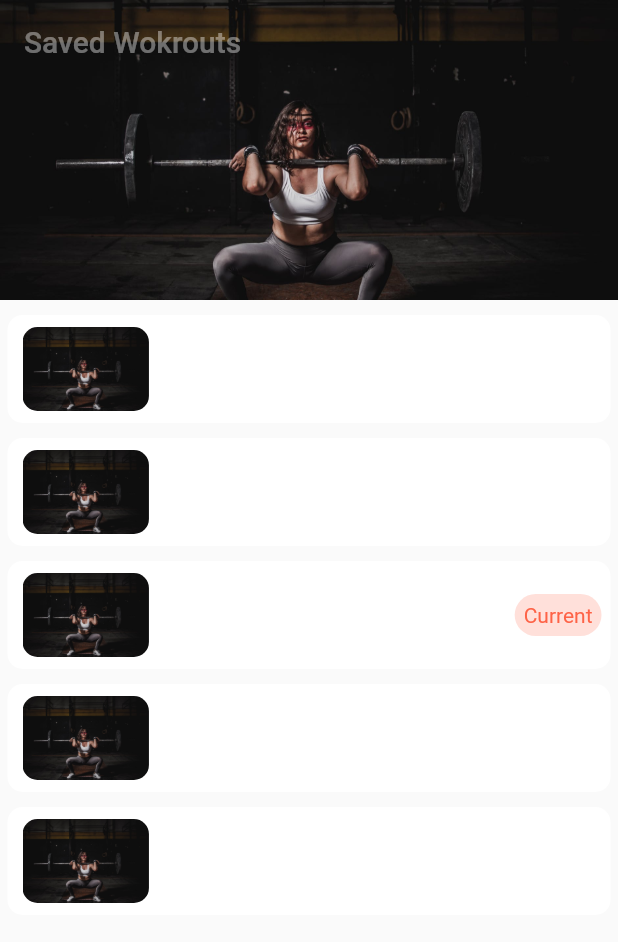
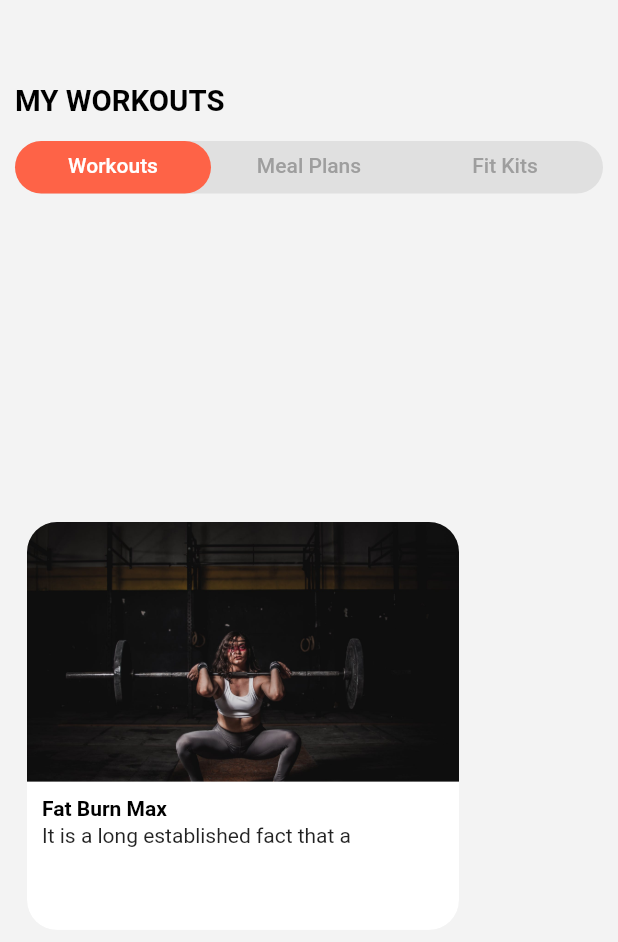
Before and after one commit to ColtonDevAcc/FitStack.ioApp-depricated, a Flutter app: the SavedView screen opened directly, on a phone screen of 412 x 824 dp. Shown: the top 942 px of the screen. Run offline on Flutter 3.47's test engine with Material 2 defaults, Android fonts, the phone set to English and light mode, and no system bars; our stand-ins replace cloud_firestore, firebase_auth, firebase_core, flutter_svg, line_icons and 1 more; missing offline and left inert: chart_sparkline, dart:ffi, textfield_tags; accounts and stored records are empty.

Commit message:
saved view

```diff
--- a/lib/views/mainView.dart
+++ b/lib/views/mainView.dart
@@ -4,7 +4,6 @@
 import 'package:chart_sparkline/chart_sparkline.dart';
 import 'package:flutter/cupertino.dart';
 import 'package:flutter/material.dart';
-import 'package:flutter_speed_dial/flutter_speed_dial.dart';
 import 'package:line_icons/line_icons.dart';
 import 'package:workify/controllers/currentUser.dart';
 import 'package:workify/theme/theme.dart';
@@ -13,8 +12,6 @@
 import 'package:workify/views/saved/savedView.dart';
 import 'package:workify/views/startWorkout/startWorkoutView.dart';
 import 'package:workify/views/trainer/trainerView.dart';
-import 'package:workify/widgets/addMealEntry.dart';
-import 'package:workify/widgets/addWorkoutFAB.dart';
 
 class MainView extends StatefulWidget {
   const MainView({Key? key}) : super(key: key);
--- a/lib/views/mealPlan/mealPlanView.dart
+++ b/lib/views/mealPlan/mealPlanView.dart
@@ -1,6 +1,5 @@
 import 'package:cloud_firestore/cloud_firestore.dart';
 import 'package:flutter/material.dart';
-import 'package:line_icons/line_icon.dart';
 import 'package:line_icons/line_icons.dart';
 import 'package:workify/controllers/authServices.dart';
 import 'package:workify/theme/theme.dart';
@@ -74,7 +73,7 @@
                         icon: LineIcons.prescriptionBottle,
                         color: Colors.green,
                         label: 'Vitamin D',
-                        data: 900,
+                        data: 35,
                       ),
                     ],
                   ),
@@ -85,13 +84,13 @@
                         icon: LineIcons.prescriptionBottle,
                         color: Colors.blue.shade900,
                         label: 'Vitamin A',
-                        data: 900,
+                        data: 3,
                       ),
                       statsForConsumption(
                         icon: LineIcons.prescriptionBottle,
                         color: Colors.red.shade300,
                         label: 'Vitamin E',
-                        data: 900,
+                        data: 44,
                       ),
                     ],
                   ),
@@ -102,13 +101,13 @@
                         icon: LineIcons.prescriptionBottle,
                         color: Colors.orange.shade700,
                         label: 'Vitamin C',
-                        data: 900,
+                        data: 6,
                       ),
                       statsForConsumption(
                         icon: LineIcons.drumstickWithBiteTakenOut,
                         color: Colors.blue.shade900,
                         label: 'Protein',
-                        data: 900,
+                        data: 80,
                       ),
                     ],
                   ),
--- a/lib/views/saved/savedView.dart
+++ b/lib/views/saved/savedView.dart
@@ -2,95 +2,150 @@
 import 'package:flutter/material.dart';
 import 'package:workify/theme/theme.dart';
 
-class SavedView extends StatelessWidget {
+class SavedView extends StatefulWidget {
   const SavedView({Key? key}) : super(key: key);
 
   @override
+  _SavedViewState createState() => _SavedViewState();
+}
+
+class _SavedViewState extends State<SavedView> {
+  @override
   Widget build(BuildContext context) {
-    return CustomScrollView(
-      slivers: [
-        SliverAppBar(
-          floating: false,
-          pinned: true,
-          expandedHeight: 200,
-          title: Text('Saved Wokrouts',
-              style: TextStyle(color: Apptheme.mainTextColor)),
-          flexibleSpace: FlexibleSpaceBar(
-              background:
-                  Image.asset('assets/images/gymGirl.png', fit: BoxFit.cover)),
+    return Scaffold(
         backgroundColor: Apptheme.mainBackgroundColor,
+        body: DefaultTabController(
+          length: 3,
+          child: Padding(
+            padding: const EdgeInsets.fromLTRB(10, 0, 10, 0),
+            child: Column(
+              mainAxisAlignment: MainAxisAlignment.start,
+              crossAxisAlignment: CrossAxisAlignment.start,
+              children: [
+                SizedBox(height: AppBar().preferredSize.height),
+                Text(
+                  'MY WORKOUTS',
+                  textScaleFactor: 1.4,
+                  style: TextStyle(
+                    color: Colors.black,
+                    fontWeight: FontWeight.bold,
                   ),
-        SliverList(
-          delegate: SliverChildListDelegate(
-            [
-              savedWokrouts(
-                  planTitle: 'BroSplit',
-                  planSubtitle: '7 workouts lasting 2 hours a piece',
-                  current: false),
-              savedWokrouts(
-                  planTitle: 'BroSplit',
-                  planSubtitle: '7 workouts lasting 2 hours a piece',
-                  current: false),
-              savedWokrouts(
-                  planTitle: 'BroSplit',
-                  planSubtitle: '7 workouts lasting 2 hours a piece',
-                  current: true),
-              savedWokrouts(
-                  planTitle: 'BroSplit',
-                  planSubtitle: '7 workouts lasting 2 hours a piece',
-                  current: false),
-              savedWokrouts(
-                  planTitle: 'BroSplit',
-                  planSubtitle: '7 workouts lasting 2 hours a piece',
-                  current: false),
+                ),
+                SizedBox(height: 15),
+                Container(
+                  height: 35,
+                  decoration: BoxDecoration(
+                    color: Colors.grey[300],
+                    borderRadius: BorderRadius.circular(
+                      25.0,
+                    ),
+                  ),
+                  child: TabBar(
+                    // give the indicator a decoration (color and border radius)
+                    indicator: BoxDecoration(
+                      borderRadius: BorderRadius.circular(
+                        25.0,
+                      ),
+                      color: Apptheme.mainButonColor,
+                    ),
+                    labelColor: Colors.white,
+                    unselectedLabelColor: Colors.grey,
+                    tabs: [
+                      // first tab [you can add an icon using the icon property]
+                      Tab(
+                        text: 'Workouts',
+                      ),
+                      // second tab [you can add an icon using the icon property]
+                      Tab(
+                        text: 'Meal Plans',
+                      ),
+                      Tab(
+                        text: 'Fit Kits',
+                      ),
                     ],
+                  ),
+                ),
+                SizedBox(height: 15),
+                Expanded(
+                  child: Padding(
+                    padding: const EdgeInsets.all(8.0),
+                    child: TabBarView(
+                      children: [
+                        savedWorkoutCards(context: context),
+                        Text('data'),
+                        Text('data'),
+                      ],
+                    ),
                   ),
                 )
               ],
-    );
+            ),
+          ),
+        ));
   }
 }
 
-Padding savedWokrouts(
-    {planTitle: String, planSubtitle: String, current: bool}) {
+savedWorkouts() {
+  return Column();
+}
+
+savedWorkoutCards({context: BuildContext}) {
   return Padding(
-    padding: const EdgeInsets.fromLTRB(5, 10, 5, 0),
+    padding: const EdgeInsets.fromLTRB(0, 0, 10, 0),
+    child: Row(
+      children: [
+        ClipRRect(
+          borderRadius: BorderRadius.circular(20),
           child: Container(
             decoration: BoxDecoration(
-          borderRadius: BorderRadius.circular(10),
-          color: Apptheme.mainCardColor),
-      child: ListTile(
-        subtitle: Text(planSubtitle,
-            textScaleFactor: .8,
-            style: TextStyle(color: Apptheme.mainTextColor)),
-        title: Row(
-          children: [
-            Text(planTitle),
+              boxShadow: [
+                BoxShadow(
+                  color: Colors.grey.withOpacity(0.1),
+                  spreadRadius: 10,
+                  blurRadius: 5,
+                  offset: Offset(0, 7), // changes position of shadow
+                ),
               ],
             ),
-        trailing: current == true
-            ? Padding(
-                padding: const EdgeInsets.fromLTRB(0, 0, 5, 0),
+            height: MediaQuery.of(context).size.height * .33,
+            width: MediaQuery.of(context).size.width - 124,
+            child: Stack(
+              children: [
+                Align(
+                  alignment: Alignment.topCenter,
+                  child: Image(
+                    fit: BoxFit.fill,
+                    image: AssetImage('assets/images/gymGirl.png'),
+                  ),
+                ),
+                Align(
+                  alignment: Alignment.bottomCenter,
                   child: Container(
-                  decoration: BoxDecoration(
-                      borderRadius: BorderRadius.circular(20),
-                      color: Apptheme.mainButonColor.withOpacity(.2)),
-                  child: Padding(
-                    padding: EdgeInsets.all(6),
-                    child: Text(
-                      'Current',
-                      style: TextStyle(color: Apptheme.mainButonColor),
+                    width: MediaQuery.of(context).size.width - 124,
+                    height: MediaQuery.of(context).size.height * .12,
+                    color: Apptheme.mainCardColor,
+                    padding: EdgeInsets.all(10),
+                    child: Column(
+                      crossAxisAlignment: CrossAxisAlignment.start,
+                      children: [
+                        Text(
+                          'Fat Burn Max',
+                          style: TextStyle(
+                            color: Colors.black,
+                            fontWeight: FontWeight.bold,
+                          ),
+                        ),
+                        SizedBox(height: 2),
+                        Text('It is a long established fact that a'),
+                      ],
+                    ),
+                  ),
+                )
+              ],
             ),
           ),
         ),
-              )
-            : Icon(Icons.arrow_forward_ios, color: Apptheme.mainTextColor),
-        leading: ClipRRect(
-          child: Image.asset('assets/images/gymGirl.png'),
-          borderRadius: BorderRadius.circular(10),
-        ),
-        contentPadding: EdgeInsets.fromLTRB(10, 0, 1, 0),
-      ),
+      ],
     ),
   );
 }
```
Also changed, not shown: 1 other file. Lines whose indentation alone changed are shown as unchanged.
